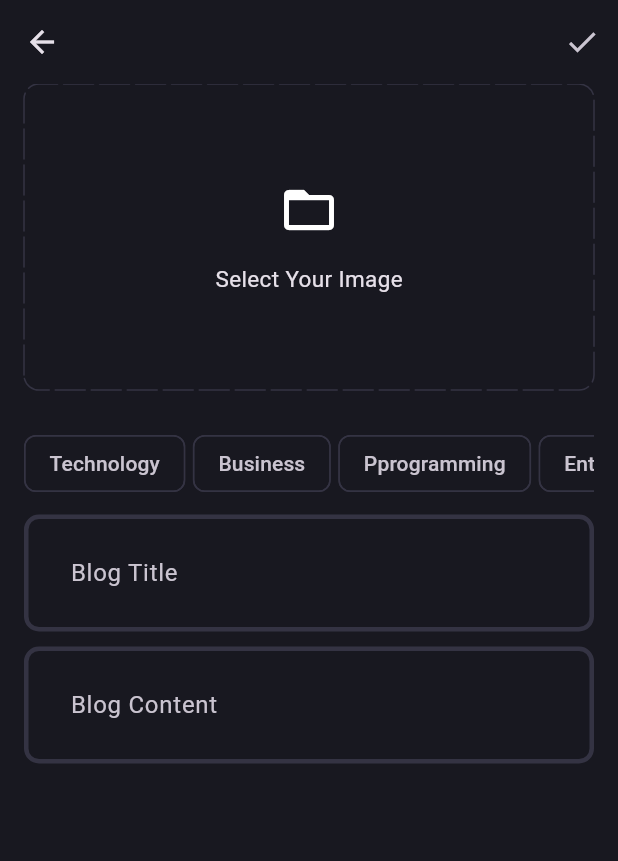
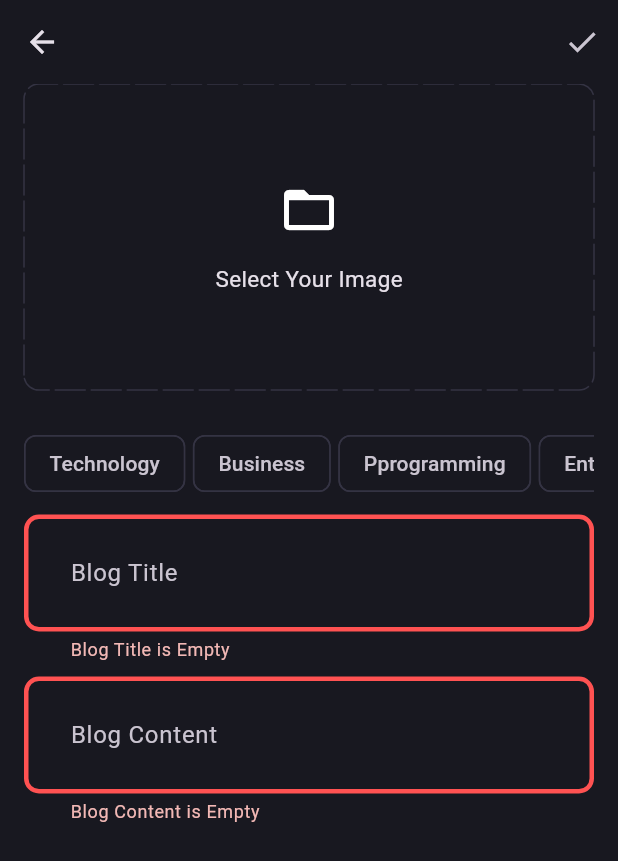
Before and after one commit to Achiket123/music_app, a Flutter app: the AddNewBlogPage screen opened directly, after a tap on the "done" icon, on a phone screen of 412 x 824 dp. Shown: the top 861 px of the screen. Run offline on Flutter 3.47's test engine with Material 3 defaults, Android fonts, the phone set to English and light mode, and no system bars; drawn by our look-alikes of dotted_border; our stand-ins replace flutter_bloc, fpdart, get_it, image_picker, supabase_flutter; accounts and stored records are empty.

Commit message:
second commit

```diff
--- a/lib/core/theme/theme.dart
+++ b/lib/core/theme/theme.dart
@@ -14,6 +14,8 @@ class AppTheme {
           const AppBarTheme(backgroundColor: AppPallete.backgroundColor),
       inputDecorationTheme: InputDecorationTheme(
           contentPadding: const EdgeInsets.all(27),
+          border: _borderTheme(),
+          errorBorder: _borderTheme(AppPallete.errorColor),
           enabledBorder: _borderTheme(),
           focusedBorder: _borderTheme(AppPallete.gradient2)),
       chipTheme: const ChipThemeData(
--- /dev/null
+++ b/lib/core/utils/calculate_reading_time.dart
@@ -0,0 +1,8 @@
+int calculateReadingTime(String content) {
+  final wordCount = content.split(RegExp(r'\s+')).length;
+
+  // speed= d/t  225
+  final readingTime = wordCount / 225;
+
+  return readingTime.ceil();
+}
--- a/lib/core/utils/pick_image.dart
+++ b/lib/core/utils/pick_image.dart
@@ -5,7 +5,8 @@ import 'package:image_picker/image_picker.dart';
 Future<File?> pickImage() async {
   try {
     final xfile = ImagePicker();
-    final image = await xfile.pickImage(source: ImageSource.gallery);
+    final image =
+        await xfile.pickImage(source: ImageSource.gallery, imageQuality: 50);
     return image != null ? File(image.path) : null;
   } catch (e) {
     return null;
--- a/lib/features/blog/domain/entities/blog.dart
+++ b/lib/features/blog/domain/entities/blog.dart
@@ -6,13 +6,15 @@ class Blog {
   final String imageURL;
   final List<String> topics;
   final DateTime updatedAt;
-
-  Blog(
-      {required this.id,
-      required this.posterId,
-      required this.title,
-      required this.content,
-      required this.imageURL,
-      required this.topics,
-      required this.updatedAt,});
+  final String? posterName;
+  Blog({
+    required this.id,
+    required this.posterId,
+    required this.title,
+    required this.content,
+    required this.imageURL,
+    required this.topics,
+    required this.updatedAt,
+    this.posterName
+  });
 }
--- a/lib/features/blog/domain/repositories/blog_repositories.dart
+++ b/lib/features/blog/domain/repositories/blog_repositories.dart
@@ -12,4 +12,5 @@ abstract interface class BlogRepository {
     required String posterId,
     required List<String> topics,
   });
+  Future<Either<Failure, List<Blog>>> getAllBlog();
 }
--- /dev/null
+++ b/lib/features/blog/domain/usecases/get_all_blogs.dart
@@ -0,0 +1,16 @@
+import 'package:fpdart/src/either.dart';
+import 'package:music_app/core/error/failures.dart';
+import 'package:music_app/core/usecase/usecase.dart';
+import 'package:music_app/features/blog/domain/entities/blog.dart';
+import 'package:music_app/features/blog/domain/repositories/blog_repositories.dart';
+
+class GetAllBlogs implements UseCase<List<Blog>, NoParams> {
+  final BlogRepository blogRepository;
+
+  GetAllBlogs({required this.blogRepository});
+
+  @override
+  Future<Either<Failure, List<Blog>>> call(NoParams params) async {
+    return await blogRepository.getAllBlog();
+  }
+}
--- a/lib/features/blog/presentation/bloc/blog_bloc.dart
+++ b/lib/features/blog/presentation/bloc/blog_bloc.dart
@@ -2,26 +2,45 @@ import 'dart:io';
 
 import 'package:flutter_bloc/flutter_bloc.dart';
 import 'package:meta/meta.dart';
+import 'package:music_app/core/error/failures.dart';
+import 'package:music_app/core/usecase/usecase.dart';
+import 'package:music_app/features/auth/presentation/bloc/auth_bloc.dart';
+import 'package:music_app/features/blog/domain/entities/blog.dart';
+import 'package:music_app/features/blog/domain/usecases/get_all_blogs.dart';
 import 'package:music_app/features/blog/domain/usecases/upload_blog.dart';
 
 part 'blog_event.dart';
 part 'blog_state.dart';
 
 class BlogBloc extends Bloc<BlogEvent, BlogState> {
-  final UploadBlog uploadBlog;
-  BlogBloc(this.uploadBlog) : super(BlogInitial()) {
+  final UploadBlog _uploadBlog;
+  final GetAllBlogs _allBlogs;
+  BlogBloc({required UploadBlog uploadBlog, required GetAllBlogs allBlog})
+      : _allBlogs = allBlog,
+        _uploadBlog = uploadBlog,
+        super(BlogInitial()) {
     on<BlogEvent>((event, emit) => emit(BlogLoading()));
 
     on<BlogUpload>(_onBlogUpload);
+
+    on<FetchAllBlogs>(_onFetchAllBlogs);
   }
 
   void _onBlogUpload(BlogUpload event, Emitter<BlogState> emit) async {
-    final res = await uploadBlog(UploadBlogParams(
+    final res = await _uploadBlog(UploadBlogParams(
         posterId: event.posterId,
         title: event.title,
         content: event.content,
         image: event.image,
         topics: event.topics));
-    res.fold((l) => emit(BlogFailure(error: l.message)), (r) => emit(BlogSuccess()));
+    print('object');
+    res.fold((l) => emit(BlogFailure(error: l.message)),
+        (r) => emit(BlogUploadSuccess()));
+  }
+
+  void _onFetchAllBlogs(FetchAllBlogs event, Emitter<BlogState> emit) async {
+    final res = await _allBlogs(NoParams());
+    res.fold((l) => emit(BlogFailure(error: l.message)),
+        (r) => emit(BlogDisplaySuccess(r)));
   }
 }
--- a/lib/features/blog/presentation/bloc/blog_event.dart
+++ b/lib/features/blog/presentation/bloc/blog_event.dart
@@ -18,3 +18,5 @@ final class BlogUpload extends BlogEvent{
       required this.image,
       required this.topics});
 }
+
+final class FetchAllBlogs extends BlogEvent{}
--- a/lib/features/blog/presentation/bloc/blog_state.dart
+++ b/lib/features/blog/presentation/bloc/blog_state.dart
@@ -13,4 +13,11 @@ final class BlogFailure extends BlogState {
   BlogFailure({required this.error});
 }
 
-final class BlogSuccess extends BlogState {}
+final class BlogUploadSuccess extends BlogState {}
+
+final class BlogDisplaySuccess extends BlogState {
+  final List<Blog> blogs;
+
+  BlogDisplaySuccess( this.blogs);
+
+}
--- a/lib/features/blog/presentation/pages/add_new_blog_page.dart
+++ b/lib/features/blog/presentation/pages/add_new_blog_page.dart
@@ -2,9 +2,14 @@ import 'dart:io';
 
 import 'package:dotted_border/dotted_border.dart';
 import 'package:flutter/material.dart';
-import 'package:flutter/widgets.dart';
+import 'package:flutter_bloc/flutter_bloc.dart';
+import 'package:music_app/core/common/cubit/cubit/app_user_cubit.dart';
+import 'package:music_app/core/common/widgets/loader.dart';
 import 'package:music_app/core/theme/app_pallete.dart';
 import 'package:music_app/core/utils/pick_image.dart';
+import 'package:music_app/core/utils/show_snackbar.dart';
+import 'package:music_app/features/blog/presentation/bloc/blog_bloc.dart';
+import 'package:music_app/features/blog/presentation/pages/blog_page.dart';
 import 'package:music_app/features/blog/presentation/pages/widgets/blog_editor.dart';
 
 class AddNewBlogPage extends StatefulWidget {
@@ -19,6 +24,7 @@ class AddNewBlogPage extends StatefulWidget {
 class _AddNewBlogPageState extends State<AddNewBlogPage> {
   final TextEditingController titlecontroller = TextEditingController();
   final TextEditingController contentController = TextEditingController();
+  final _formKey = GlobalKey<FormState>();
   List<String> selectedTopic = [];
   File? image;
 
@@ -28,6 +34,22 @@ class _AddNewBlogPageState extends State<AddNewBlogPage> {
       setState(() {
         image = pickedImage;
       });
+    }
+  }
+
+  void uploadBlog(BuildContext context) {
+    if (_formKey.currentState!.validate() &&
+        selectedTopic.isNotEmpty &&
+        image != null) {
+      final posterId =
+          (context.read<AppUserCubit>().state as AppUserLoggedIn).user.id;
+      context.read<BlogBloc>().add(BlogUpload(
+          posterId: posterId,
+          title: titlecontroller.text.trim(),
+          content: contentController.text.trim(),
+          image: image!,
+          topics: selectedTopic));
+      print('object');
     }
   }
 
@@ -43,11 +65,33 @@ class _AddNewBlogPageState extends State<AddNewBlogPage> {
   Widget build(BuildContext context) {
     return Scaffold(
       appBar: AppBar(
-        actions: [IconButton(onPressed: () {}, icon: const Icon(Icons.done))],
+        actions: [
+          IconButton(
+              onPressed: () {
+                uploadBlog(context);
+              },
+              icon: const Icon(Icons.done))
+        ],
       ),
       body: Padding(
         padding: const EdgeInsets.fromLTRB(16, 0, 16, 0),
-        child: SingleChildScrollView(
+        child: BlocConsumer<BlogBloc, BlogState>(
+          listener: (context, state) {
+            // TODO: implement listener
+            if (state is BlogFailure) {
+              showSnackBar(context, state.error);
+            } else if (state is BlogUploadSuccess) {
+              Navigator.pushAndRemoveUntil(
+                  context, BlogPage.route(), (route) => false);
+            }
+          },
+          builder: (context, state) {
+            if (state is BlogLoading) {
+              return const Loader();
+            }
+            return SingleChildScrollView(
+              child: Form(
+                key: _formKey,
                 child: Column(
                   children: [
                     image != null
@@ -109,7 +153,8 @@ class _AddNewBlogPageState extends State<AddNewBlogPage> {
                           'Entertainment'
                         ]
                             .map((e) => Padding(
-                            padding: const EdgeInsets.only(top: 5, right: 5),
+                                  padding:
+                                      const EdgeInsets.only(top: 5, right: 5),
                                   child: GestureDetector(
                                     onTap: () {
                                       if (selectedTopic.contains(e)) {
@@ -140,7 +185,8 @@ class _AddNewBlogPageState extends State<AddNewBlogPage> {
                     const SizedBox(
                       height: 10,
                     ),
-              BlogEditor(controller: titlecontroller, hintText: "Blog Title"),
+                    BlogEditor(
+                        controller: titlecontroller, hintText: "Blog Title"),
                     const SizedBox(
                       height: 10,
                     ),
@@ -149,6 +195,9 @@ class _AddNewBlogPageState extends State<AddNewBlogPage> {
                   ],
                 ),
               ),
+            );
+          },
+        ),
       ),
     );
   }
--- /dev/null
+++ b/lib/features/blog/presentation/pages/blog_viewer_page.dart
@@ -0,0 +1,34 @@
+import 'package:flutter/material.dart';
+import 'package:flutter/widgets.dart';
+import 'package:music_app/features/blog/domain/entities/blog.dart';
+
+class BlogViewerPage extends StatelessWidget {
+  static route(Blog blog) =>
+      MaterialPageRoute(builder: (builder) => BlogViewerPage(blog: blog));
+
+  final Blog blog;
+  const BlogViewerPage({super.key, required this.blog});
+
+  @override
+  Widget build(BuildContext context) {
+    return Scaffold(
+      appBar: AppBar(
+        title: Text(
+          blog.posterName!,
+        ),
+      ),
+      body: SingleChildScrollView(
+          child: Padding(
+        padding: const EdgeInsets.all(16.0),
+        child: Column(
+          children: [
+            Text(
+              blog.title,
+              style: TextStyle(fontWeight: FontWeight.w600, fontSize: 30),
+            ),
+          ],
+        ),
+      )),
+    );
+  }
+}
--- a/lib/features/blog/presentation/pages/widgets/blog_editor.dart
+++ b/lib/features/blog/presentation/pages/widgets/blog_editor.dart
@@ -12,6 +12,10 @@ class BlogEditor extends StatelessWidget {
       controller: controller,
       maxLines: null,
       decoration: InputDecoration(hintText: hintText),
+      validator: (value) {
+        if (value!.trim().isEmpty) return "$hintText is Empty";
+        return null;
+      },
     );
   }
 }
--- a/lib/main.dart
+++ b/lib/main.dart
@@ -3,6 +3,7 @@ import 'package:music_app/core/common/cubit/cubit/app_user_cubit.dart';
 import 'package:music_app/core/theme/theme.dart';
 import 'package:music_app/features/auth/presentation/bloc/auth_bloc.dart';
 import 'package:music_app/features/auth/presentation/pages/login_page.dart';
+import 'package:music_app/features/blog/presentation/bloc/blog_bloc.dart';
 import 'package:music_app/features/blog/presentation/pages/blog_page.dart';
 import 'package:music_app/init_dependencies.dart';
 import 'package:flutter_bloc/flutter_bloc.dart';
@@ -14,7 +15,8 @@ void main() async {
   runApp(MultiBlocProvider(
     providers: [
       BlocProvider(create: (create) => serviceLocator<AppUserCubit>()),
-      BlocProvider(create: (create) => serviceLocator<AuthBloc>())
+      BlocProvider(create: (create) => serviceLocator<AuthBloc>()),
+      BlocProvider(create: (create) => serviceLocator<BlogBloc>())
     ],
     child: const MyApp(),
   ));
```
Also changed, not shown: lib/features/blog/data/datasources/blog_remot_data_source.dart (+22 -2 lines), lib/features/blog/data/model/blog_model.dart (+19 -16 lines), lib/features/blog/data/repository/blog_repository_impl.dart (+11 -1 lines), lib/features/blog/presentation/pages/blog_page.dart (+52 -1 lines), lib/features/blog/presentation/pages/widgets/blog_card.dart (added, +57 -0 lines), lib/init_dependencies.dart (+11 -1 lines). Lines whose indentation alone changed are shown as unchanged.
